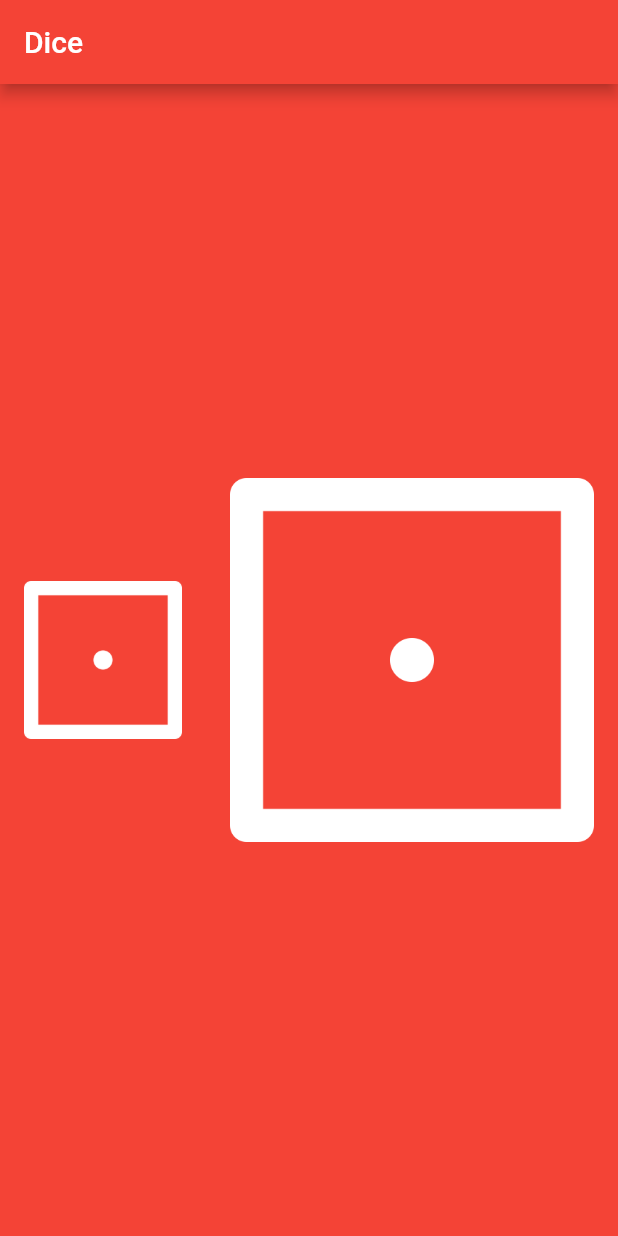
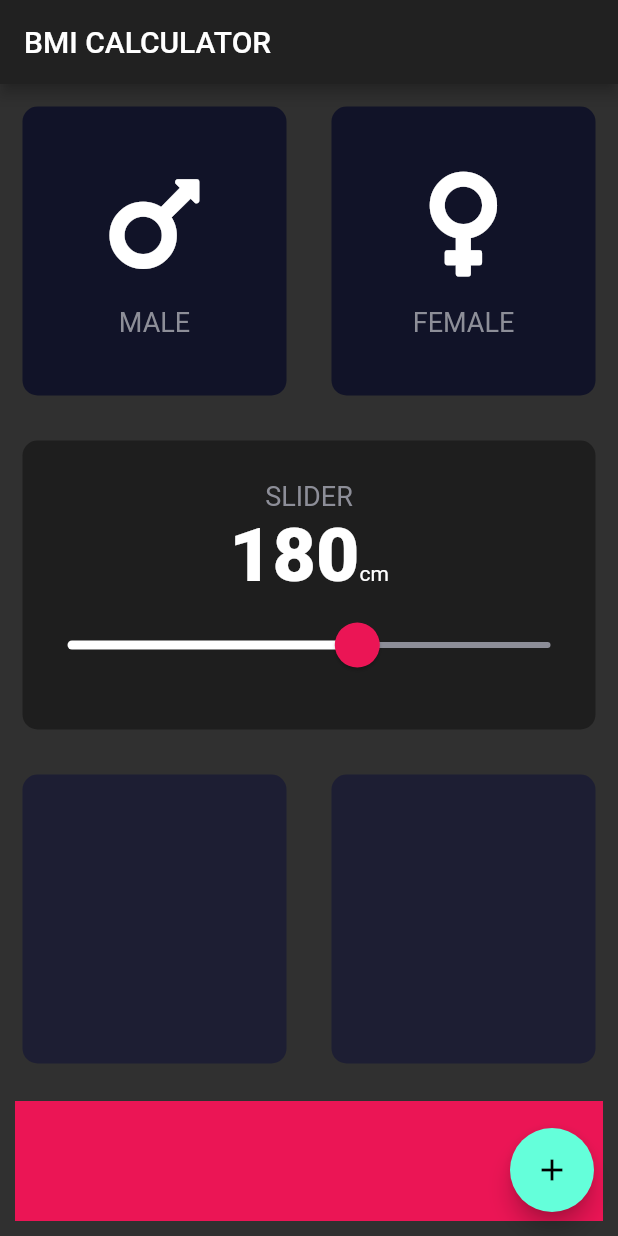
Before and after one commit to jaeho-lee104/flutter_lab, a Flutter app: the screen it shows after launch, on a phone screen of 412 x 824 dp. Run offline on Flutter 3.47's test engine with Material 2 defaults, Android fonts, the phone set to English and light mode, and no system bars; our stand-ins replace font_awesome_flutter.

Commit message:
feat: bmi app UI

```diff
--- /dev/null
+++ b/lib/icon_content.dart
@@ -0,0 +1,33 @@
+import 'package:flutter/material.dart';
+
+const labelTextStyle = TextStyle(
+  fontSize: 18.0,
+  color: Color(0xFF8D8E98),
+);
+
+class IconContent extends StatelessWidget {
+  IconContent({this.icon, this.label});
+
+  final IconData icon;
+  final String label;
+
+  @override
+  Widget build(BuildContext context) {
+    return Column(
+      mainAxisAlignment: MainAxisAlignment.center,
+      children: <Widget>[
+        Icon(
+          icon,
+          size: 80.0,
+        ),
+        SizedBox(
+          height: 15.0,
+        ),
+        Text(
+          label,
+          style: labelTextStyle,
+        ),
+      ],
+    );
+  }
+}
--- /dev/null
+++ b/lib/input_page.dart
@@ -0,0 +1,166 @@
+import 'package:flutter/material.dart';
+import 'package:flutter_app_project_name/resuable_card.dart';
+import 'package:font_awesome_flutter/font_awesome_flutter.dart';
+
+import 'icon_content.dart';
+
+const bottomContainerHeight = 80.0;
+const activeCardColor = Colors.black38;
+const bottomContainerColor = Color(0xFFEB1555);
+const inActiveCardColor = Color(0xFF111328);
+
+class InputPage extends StatefulWidget {
+  @override
+  _InputPageState createState() => _InputPageState();
+}
+
+class _InputPageState extends State<InputPage> {
+  Color maleCardColor = activeCardColor;
+  Color femaleCardColor = activeCardColor;
+  Gender selectedGender;
+
+  int height = 180;
+
+  @override
+  Widget build(BuildContext context) {
+    return Scaffold(
+      appBar: AppBar(
+        title: Text('BMI CALCULATOR'),
+      ),
+      body: Column(
+        children: <Widget>[
+          Expanded(
+            child: Row(
+              children: <Widget>[
+                Expanded(
+                  child: GestureDetector(
+                    onTap: () {
+                      setState(() {
+                        selectedGender = Gender.male;
+                      });
+                    },
+                    child: ReusableCard(
+                      color: selectedGender == Gender.male
+                          ? activeCardColor
+                          : inActiveCardColor,
+                      cardChild: IconContent(
+                        icon: FontAwesomeIcons.mars,
+                        label: 'MALE',
+                      ),
+                    ),
+                  ),
+                ),
+                Expanded(
+                    child: GestureDetector(
+                  onTap: () {
+                    setState(() {
+                      selectedGender = Gender.female;
+                    });
+                  },
+                  child: ReusableCard(
+                    color: selectedGender == Gender.female
+                        ? activeCardColor
+                        : inActiveCardColor,
+                    cardChild: IconContent(
+                      icon: FontAwesomeIcons.venus,
+                      label: 'FEMALE',
+                    ),
+                  ),
+                )),
+              ],
+            ),
+          ),
+          Expanded(
+            child: ReusableCard(
+              color: activeCardColor,
+              cardChild: Column(
+                crossAxisAlignment: CrossAxisAlignment.stretch,
+                mainAxisAlignment: MainAxisAlignment.center,
+                children: <Widget>[
+                  Text(
+                    'SLIDER',
+                    textAlign: TextAlign.center,
+                    style: labelTextStyle,
+                  ),
+                  Row(
+                    mainAxisAlignment: MainAxisAlignment.center,
+                    crossAxisAlignment: CrossAxisAlignment.baseline,
+                    textBaseline: TextBaseline.alphabetic,
+                    children: <Widget>[
+                      Text(
+                        '180',
+                        style: TextStyle(
+                            fontSize: 50.0, fontWeight: FontWeight.w900),
+                      ),
+                      Text('cm')
+                    ],
+                  ),
+                  SliderTheme(
+                    data: SliderTheme.of(context).copyWith(
+                      inactiveTrackColor: Color(0xFF8D8E98),
+                      thumbColor: Color(0xFFEB1555),
+                      activeTrackColor: Colors.white,
+                      overlayColor: Color(0x29EB1555),
+                      thumbShape:
+                          RoundSliderThumbShape(enabledThumbRadius: 15.0),
+                      overlayShape:
+                          RoundSliderOverlayShape(overlayRadius: 30.0),
+                    ),
+                    child: Slider(
+                      value: height.toDouble(),
+                      min: 120.0,
+                      max: 220.0,
+                      onChanged: (double newValue) {
+                        setState(() {
+                          height = newValue.round();
+                        });
+                      },
+                    ),
+                  )
+                ],
+              ),
+            ),
+          ),
+          Expanded(
+            child: Row(
+              children: <Widget>[
+                Expanded(
+                  child: Container(
+                    margin: EdgeInsets.all(15.0),
+                    decoration: BoxDecoration(
+                      color: Color(0xFF1D1E33),
+                      borderRadius: BorderRadius.circular(10.0),
+                    ),
+                  ),
+                ),
+                Expanded(
+                  child: Container(
+                    margin: EdgeInsets.all(15.0),
+                    decoration: BoxDecoration(
+                      color: Color(0xFF1D1E33),
+                      borderRadius: BorderRadius.circular(10.0),
+                    ),
+                  ),
+                ),
+              ],
+            ),
+          ),
+          Container(
+            color: Color(0xFFEB1555),
+            margin: EdgeInsets.all(10.0),
+            width: double.infinity,
+            height: 80.0,
+          )
+        ],
+      ),
+      floatingActionButton: FloatingActionButton(
+        child: Icon(Icons.add),
+      ),
+    );
+  }
+}
+
+enum Gender {
+  male,
+  female,
+}
--- a/lib/main.dart
+++ b/lib/main.dart
@@ -1,66 +1,15 @@
-import 'dart:math';
-
 import 'package:flutter/material.dart';
 
-void main() {
-  return runApp(
-    MaterialApp(
-      home: Scaffold(
-        backgroundColor: Colors.red,
-        appBar: AppBar(
-          title: Text('Dice'),
-          backgroundColor: Colors.red,
-        ),
-        body: DicePage(),
-      ),
-    ),
-  );
-}
+import 'input_page.dart';
 
-class DicePage extends StatefulWidget {
-  @override
-  _DicePageState createState() => _DicePageState();
-}
+void main() => runApp(BMICalculator());
 
-class _DicePageState extends State<DicePage> {
-  int leftIndex = 1;
-  int rightIndex = 1;
-
+class BMICalculator extends StatelessWidget {
   @override
   Widget build(BuildContext context) {
-    return Center(
-      child: Row(
-        children: <Widget>[
-          Expanded(
-            child: FlatButton(
-              onPressed: () {
-                setState(() {
-                  leftIndex = Random().nextInt(5) + 1;
-                  rightIndex = Random().nextInt(5) + 1;
-                  print("left:$leftIndex, right:$rightIndex");
-                });
-              },
-              child: Image(
-                image: AssetImage('images/dice$leftIndex.png'),
-              ),
-            ),
-          ),
-          Expanded(
-            flex: 2,
-            child: FlatButton(
-              onPressed: () {
-                setState(() {
-                  leftIndex = Random().nextInt(5) + 1;
-                  rightIndex = Random().nextInt(5) + 1;
-                });
-              },
-              child: Image(
-                image: AssetImage('images/dice$rightIndex.png'),
-              ),
-            ),
-          ),
-        ],
-      ),
+    return MaterialApp(
+      theme: ThemeData.dark(),
+      home: InputPage(),
     );
   }
 }
--- /dev/null
+++ b/lib/resuable_card.dart
@@ -0,0 +1,20 @@
+import 'package:flutter/material.dart';
+
+class ReusableCard extends StatelessWidget {
+  ReusableCard({@required this.color, this.cardChild});
+
+  final Color color;
+  final Widget cardChild;
+
+  @override
+  Widget build(BuildContext context) {
+    return Container(
+      child: cardChild,
+      margin: EdgeInsets.all(15.0),
+      decoration: BoxDecoration(
+        color: color,
+        borderRadius: BorderRadius.circular(10.0),
+      ),
+    );
+  }
+}
--- a/pubspec.yaml
+++ b/pubspec.yaml
@@ -23,6 +23,10 @@ environment:
 dependencies:
   flutter:
     sdk: flutter
+  http: ^0.12.0+2
+  audioplayers: ^0.13.2
+  font_awesome_flutter: ^8.5.0
+
 
 
   # The following adds the Cupertino Icons font to your application.
```
Also changed, not shown: pubspec.lock, 10 other files.
